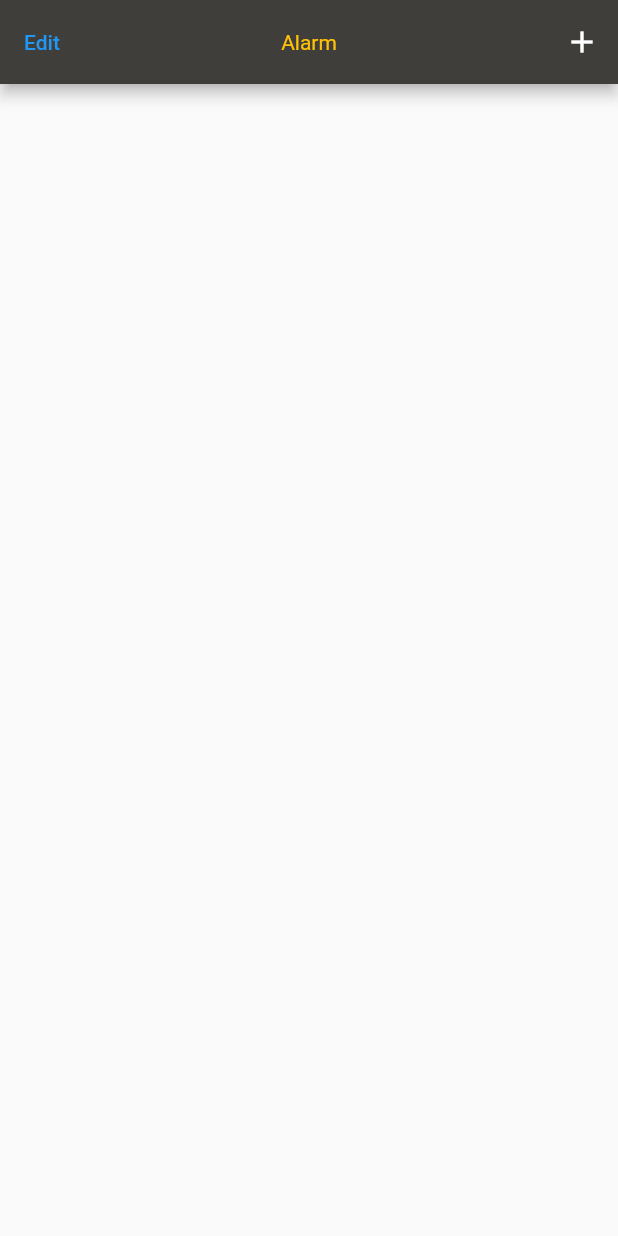
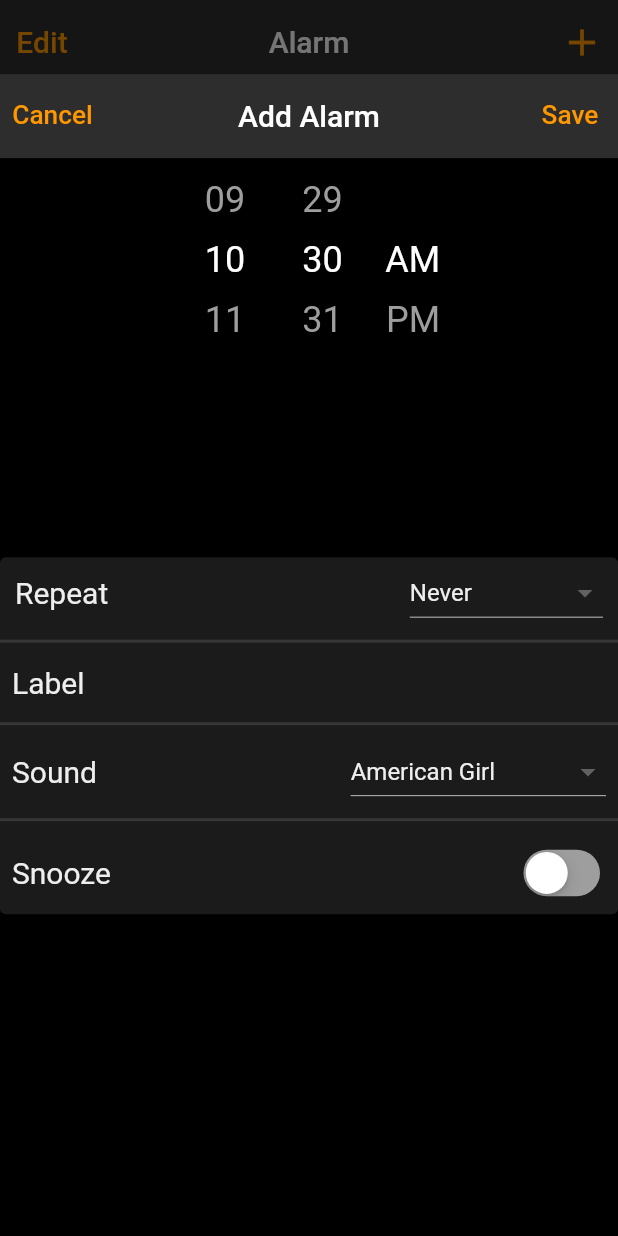
Before and after one commit to mohamedmosilhy/flutter-apps-, a Flutter app: the screen it shows after launch, after a tap on the "add" icon, on a phone screen of 412 x 824 dp. Run offline on Flutter 3.47's test engine with Material 2 defaults, Android fonts, the phone set to English and light mode, and no system bars; drawn by our look-alikes of flutter_time_picker_spinner.

Commit message:
dismissible alarm and add alarm

```diff
--- a/iphone_clock/lib/main.dart
+++ b/iphone_clock/lib/main.dart
@@ -1,20 +1,23 @@
 import 'package:flutter/material.dart';
 import 'screens/home_page.dart';
-void main(){
-  return runApp(MyApp());
+
+void main() {
+  return runApp(const MyApp());
 }
 
-class MyApp extends StatelessWidget{
+class MyApp extends StatelessWidget {
+  const MyApp({super.key});
+
   @override
   Widget build(BuildContext context) {
     return MaterialApp(
       debugShowCheckedModeBanner: false,
-      theme: ThemeData(backgroundColor: Colors.black,
-      textTheme: const TextTheme(bodyMedium: TextStyle(color: Colors.amber)),
-      appBarTheme: const AppBarTheme(backgroundColor: Color.fromARGB(255, 63, 62, 58),
-      centerTitle: true)
-      ),
-      home: HomePage(),
+      theme: ThemeData(
+          scaffoldBackgroundColor: Colors.black,
+          appBarTheme: const AppBarTheme(
+              backgroundColor: Color.fromARGB(255, 46, 45, 45),
+              centerTitle: true)),
+      home: const HomePage(),
     );
   }
 }
--- /dev/null
+++ b/iphone_clock/lib/screens/alarm_screen.dart
@@ -0,0 +1,42 @@
+import 'package:flutter/material.dart';
+import 'package:iphone_clock/widgets/clock_list_tile.dart';
+
+class AlarmScreen extends StatefulWidget {
+  const AlarmScreen({super.key});
+
+  @override
+  State<AlarmScreen> createState() => _AlarmScreenState();
+}
+
+class _AlarmScreenState extends State<AlarmScreen> {
+  List<ClockTile> clocks = const [
+    ClockTile(clock: '00:00'),
+    ClockTile(clock: '12:42'),
+    ClockTile(clock: '12:42'),
+    ClockTile(clock: '12:42'),
+    ClockTile(clock: '12:42'),
+    ClockTile(clock: '12:42'),
+    ClockTile(clock: '12:42'),
+    ClockTile(clock: '12:42'),
+    ClockTile(clock: '11:32'),
+    ClockTile(clock: '01:32'),
+    ClockTile(clock: '01:02'),
+  ];
+  @override
+  Widget build(BuildContext context) {
+    final mediaQuery = MediaQuery.of(context);
+    return SizedBox(
+      height: mediaQuery.size.height,
+      child: ListView.builder(
+        itemBuilder: (conext, index) {
+          return Dismissible(
+            background: Container(color: Colors.red),
+            key: UniqueKey(),
+            child: clocks[index],
+          );
+        },
+        itemCount: clocks.length,
+      ),
+    );
+  }
+}
--- a/iphone_clock/lib/screens/home_page.dart
+++ b/iphone_clock/lib/screens/home_page.dart
@@ -1,22 +1,84 @@
 import 'package:flutter/material.dart';
+import 'package:iphone_clock/screens/alarm_screen.dart';
+import 'package:iphone_clock/widgets/add_alarm.dart';
 
-class HomePage extends StatefulWidget{
+class HomePage extends StatefulWidget {
+  const HomePage({super.key});
+
   @override
-  State<HomePage> createState()=>_HomePage();
+  State<HomePage> createState() => _HomePageState();
 }
 
-class _HomePage extends State<HomePage>{
+class _HomePageState extends State<HomePage> {
+  int index = 0;
   @override
   Widget build(BuildContext context) {
-    final theme = Theme.of(context);
     return Scaffold(
-      appBar: AppBar(
-        title: Text("Alarm",style:theme.textTheme.bodyMedium,),
-        leading: TextButton(onPressed: (){},child:const Text("Edit")),
-        actions: [
-          IconButton(onPressed: (){}, icon: const Icon(Icons.add))
+      bottomNavigationBar: BottomNavigationBar(
+        unselectedItemColor: Colors.grey,
+        selectedItemColor: Colors.orange,
+        currentIndex: index,
+        type: BottomNavigationBarType.shifting,
+        onTap: (value) {
+          setState(() {
+            index = value;
+          });
+        },
+        items: const [
+          BottomNavigationBarItem(
+              icon: Icon(Icons.circle_notifications_outlined),
+              label: 'World Clock',
+              backgroundColor: Colors.transparent),
+          BottomNavigationBarItem(
+              icon: Icon(Icons.alarm),
+              label: 'alarm',
+              backgroundColor: Colors.transparent),
+          BottomNavigationBarItem(
+              icon: Icon(Icons.timer),
+              label: 'StopWatch',
+              backgroundColor: Colors.transparent),
+          BottomNavigationBarItem(
+              icon: Icon(Icons.access_time_rounded),
+              backgroundColor: Colors.transparent,
+              label: 'Timer'),
         ],
       ),
+      appBar: AppBar(
+        centerTitle: true,
+        elevation: 10,
+        shadowColor: Colors.blueGrey,
+        title: const Text(
+          "Alarm",
+          style: TextStyle(color: Colors.white),
+        ),
+        leading: TextButton(
+            onPressed: () {},
+            child: const Text(
+              "Edit",
+              style: TextStyle(color: Colors.orange, fontSize: 20),
+            )),
+        actions: [
+          IconButton(
+              onPressed: () {
+                showModalBottomSheet<dynamic>(
+                  context: context,
+                  builder: (context) {
+                    return SizedBox(
+                      height: MediaQuery.of(context).size.height * 0.94,
+                      child: const AddAlarm(),
+                    );
+                  },
+                  isScrollControlled: true,
+                );
+              },
+              icon: const Icon(
+                Icons.add,
+                color: Colors.orange,
+                size: 30,
+              ))
+        ],
+      ),
+      body: const AlarmScreen(),
     );
   }
 }
--- /dev/null
+++ b/iphone_clock/lib/widgets/add_alarm.dart
@@ -0,0 +1,241 @@
+import 'package:flutter/material.dart';
+import 'package:flutter_time_picker_spinner/flutter_time_picker_spinner.dart';
+import 'package:flutter/cupertino.dart';
+
+class AddAlarm extends StatefulWidget {
+  const AddAlarm({super.key});
+
+  @override
+  State<AddAlarm> createState() => _AddAlarmState();
+}
+
+class _AddAlarmState extends State<AddAlarm> {
+  int _myVal = 0;
+  bool currentValue = false;
+
+  @override
+  Widget build(BuildContext context) {
+    final navigator = Navigator.of(context);
+
+    return Scaffold(
+      appBar: AppBar(
+        leadingWidth: 70,
+        centerTitle: true,
+        title: const Text(
+          "Add Alarm",
+          style: TextStyle(
+            color: Colors.white,
+          ),
+        ),
+        leading: TextButton(
+          child: const Text(
+            "Cancel",
+            style: TextStyle(
+              color: Colors.orange,
+              fontSize: 17.5,
+            ),
+          ),
+          onPressed: () {
+            navigator.pop();
+          },
+        ),
+        actions: [
+          TextButton(
+              onPressed: () {},
+              child: const Text(
+                "Save",
+                style: TextStyle(
+                  color: Colors.orange,
+                  fontSize: 17.5,
+                ),
+              ))
+        ],
+      ),
+      body: Center(
+        child: Column(
+          children: [
+            Padding(
+              padding: const EdgeInsets.all(8.0),
+              child: SizedBox(
+                height: 250,
+                child: TimePickerSpinner(
+                  is24HourMode: false,
+                  normalTextStyle:
+                      const TextStyle(fontSize: 24, color: Colors.grey),
+                  highlightedTextStyle:
+                      const TextStyle(fontSize: 24, color: Colors.white),
+                  spacing: 20,
+                  itemHeight: 40,
+                  isForce2Digits: true,
+                  onTimeChange: (time) {
+                    setState(() {});
+                  },
+                ),
+              ),
+            ),
+            Card(
+              margin: const EdgeInsets.symmetric(horizontal: 0),
+              color: const Color.fromARGB(255, 28, 27, 27),
+              child: Column(
+                children: [
+                  Padding(
+                    padding: const EdgeInsets.symmetric(horizontal: 10.0),
+                    child: Row(
+                      mainAxisAlignment: MainAxisAlignment.spaceBetween,
+                      children: [
+                        Text(
+                          'Repeat',
+                          style:
+                              TextStyle(color: Colors.grey[200], fontSize: 20),
+                        ),
+                        DropdownButton(
+                            dropdownColor:
+                                const Color.fromARGB(255, 31, 31, 31),
+                            value: _myVal,
+                            items: [
+                              DropdownMenuItem(
+                                value: 0,
+                                child: Text(
+                                  'Never',
+                                  style: TextStyle(color: Colors.grey[200]),
+                                ),
+                                onTap: () {},
+                              ),
+                              DropdownMenuItem(
+                                value: 1,
+                                child: Text(
+                                  'Every Saturday',
+                                  style: TextStyle(color: Colors.grey[200]),
+                                ),
+                                onTap: () {},
+                              ),
+                              DropdownMenuItem(
+                                value: 2,
+                                child: Text(
+                                  'Every Saturday',
+                                  style: TextStyle(color: Colors.grey[200]),
+                                ),
+                                onTap: () {},
+                              ),
+                              DropdownMenuItem(
+                                value: 3,
+                                child: Text(
+                                  'Every Saturday',
+                                  style: TextStyle(color: Colors.grey[200]),
+                                ),
+                                onTap: () {},
+                              ),
+                              DropdownMenuItem(
+                                value: 4,
+                                child: Text(
+                                  'Every Sunday',
+                                  style: TextStyle(color: Colors.grey[200]),
+                                ),
+                                onTap: () {},
+                              ),
+                            ],
+                            onChanged: (val) {
+                              setState(() {
+                                _myVal = val as int;
+                              });
+                            })
+                      ],
+                    ),
+                  ),
+                  const Divider(
+                    color: Color.fromARGB(255, 54, 54, 54),
+                    thickness: 2,
+                  ),
+                  Padding(
+                    padding: const EdgeInsets.all(8.0),
+                    child: Row(
+                      mainAxisAlignment: MainAxisAlignment.spaceBetween,
+                      children: [
+                        Text(
+                          'Label',
+                          style:
+                              TextStyle(color: Colors.grey[200], fontSize: 20),
+                        ),
+                      ],
+                    ),
+                  ),
+                  const Divider(
+                    color: Color.fromARGB(255, 54, 54, 54),
+                    thickness: 2,
+                  ),
+                  Padding(
+                    padding: const EdgeInsets.symmetric(horizontal: 8),
+                    child: Row(
+                      mainAxisAlignment: MainAxisAlignment.spaceBetween,
+                      children: [
+                        Text(
+                          'Sound',
+                          style:
+                              TextStyle(color: Colors.grey[200], fontSize: 20),
+                        ),
+                        DropdownButton(
+                            dropdownColor:
+                                const Color.fromARGB(255, 31, 31, 31),
+                            value: _myVal,
+                            items: [
+                              DropdownMenuItem(
+                                value: 0,
+                                child: Text(
+                                  'American Girl',
+                                  style: TextStyle(color: Colors.grey[200]),
+                                ),
+                                onTap: () {},
+                              ),
+                              DropdownMenuItem(
+                                value: 1,
+                                child: Text(
+                                  'Amongst The Waves',
+                                  style: TextStyle(color: Colors.grey[200]),
+                                ),
+                                onTap: () {},
+                              ),
+                            ],
+                            onChanged: (val) {
+                              setState(() {
+                                _myVal = val as int;
+                              });
+                            })
+                      ],
+                    ),
+                  ),
+                  const Divider(
+                    color: Color.fromARGB(255, 54, 54, 54),
+                    thickness: 2,
+                  ),
+                  Padding(
+                    padding: const EdgeInsets.all(8.0),
+                    child: Row(
+                      mainAxisAlignment: MainAxisAlignment.spaceBetween,
+                      children: [
+                        Text(
+                          'Snooze',
+                          style:
+                              TextStyle(color: Colors.grey[200], fontSize: 20),
+                        ),
+                        CupertinoSwitch(
+                          trackColor: Colors.grey,
+                          activeColor: Colors.green,
+                          onChanged: (value) {
+                            setState(() {
+                              currentValue = !currentValue;
+                            });
+                          },
+                          value: currentValue,
+                        )
+                      ],
+                    ),
+                  ),
+                ],
+              ),
+            )
+          ],
+        ),
+      ),
+    );
+  }
+}
--- a/iphone_clock/lib/widgets/clock_list_tile.dart
+++ b/iphone_clock/lib/widgets/clock_list_tile.dart
@@ -0,0 +1,52 @@
+import 'package:flutter/cupertino.dart';
+import 'package:flutter/material.dart';
+
+class ClockTile extends StatefulWidget {
+  // ignore: prefer_typing_uninitialized_variables
+  final clock;
+  const ClockTile({super.key, required this.clock});
+
+  @override
+  State<ClockTile> createState() => _ClockTileState();
+}
+
+class _ClockTileState extends State<ClockTile> {
+  bool currentValue = false;
+  @override
+  Widget build(BuildContext context) {
+    return Column(
+      children: [
+        ListTile(
+          title: Text(
+            widget.clock.toString(),
+            style: const TextStyle(color: Colors.grey, fontSize: 70),
+          ),
+          subtitle: const Text(
+            "Alarm",
+            style: TextStyle(color: Colors.grey, fontSize: 15),
+          ),
+          trailing: SizedBox(
+              width: 60,
+              height: 40,
+              child: FittedBox(
+                fit: BoxFit.fill,
+                child: CupertinoSwitch(
+                  trackColor: Colors.grey,
+                  activeColor: Colors.green,
+                  onChanged: (value) {
+                    setState(() {
+                      currentValue = !currentValue;
+                    });
+                  },
+                  value: currentValue,
+                ),
+              )),
+        ),
+        const Divider(
+          color: Colors.grey,
+          height: 3,
+        )
+      ],
+    );
+  }
+}
--- a/iphone_clock/pubspec.yaml
+++ b/iphone_clock/pubspec.yaml
@@ -34,6 +34,7 @@ dependencies:
   # The following adds the Cupertino Icons font to your application.
   # Use with the CupertinoIcons class for iOS style icons.
   cupertino_icons: ^1.0.2
+  flutter_time_picker_spinner: ^2.0.0
 
 dev_dependencies:
   flutter_test:
```
Also changed, not shown: iphone_clock/pubspec.lock, 1 other file.
